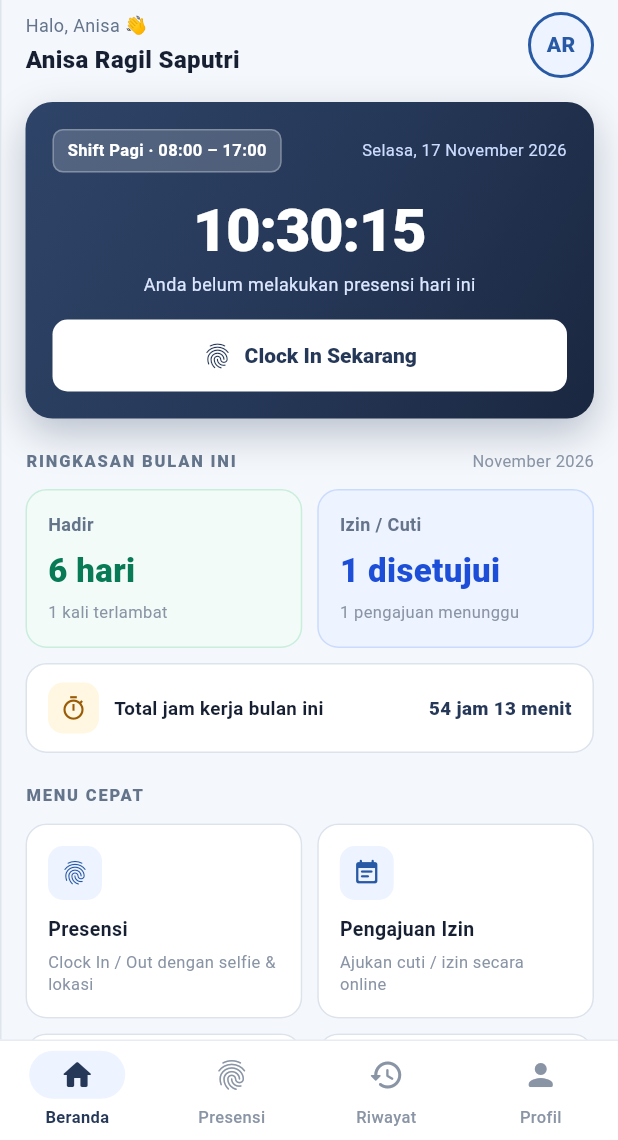
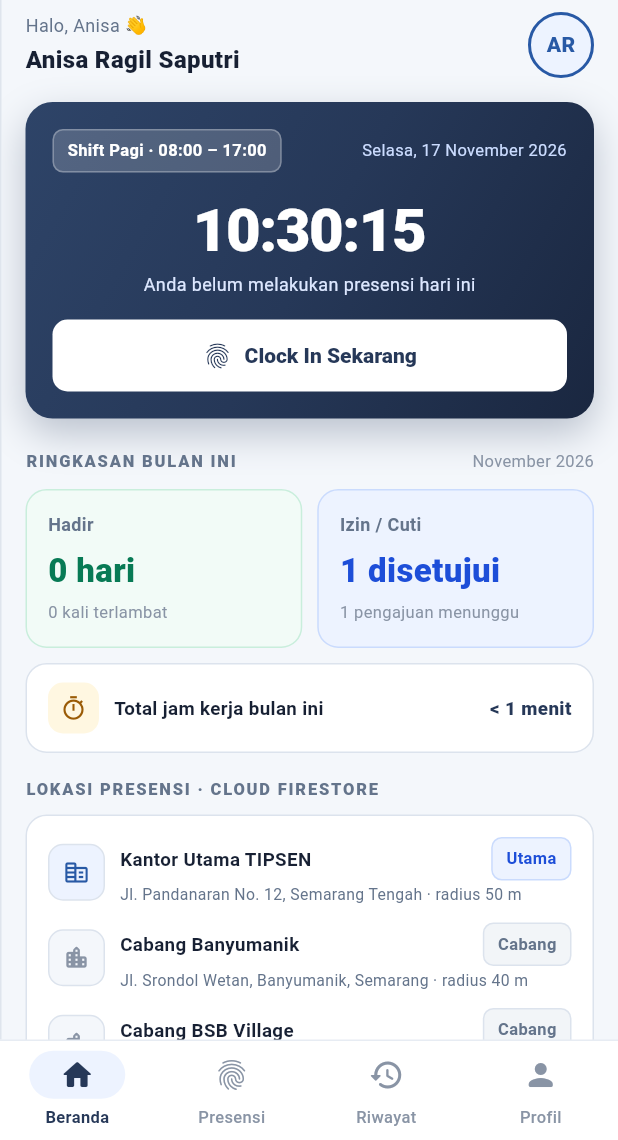
Before and after one commit to ans-ragil/aplikasi_tipsen, a Flutter app: the screen it shows once a user with an empty profile is signed in, after a tap on the "menu" icon, after a tap on "AR", on a phone screen of 412 x 824 dp, the part 96-1236 px from its top. Run offline on Flutter 3.47's test engine with Material 3 defaults, Android fonts, the phone set to English and light mode, and no system bars; our stand-ins replace camera, cloud_firestore, file_picker, firebase_auth, firebase_core, google_fonts and 2 more; missing offline and left inert: dart:js_interop; accounts and stored records are empty; statements that could not run were skipped.

Commit message:
Hubungkan profil, lokasi, dan presensi karyawan ke Firestore — data real-time StreamBuilder dan bertahan setelah refresh

```diff
--- a/lib/screens/beranda_screen.dart
+++ b/lib/screens/beranda_screen.dart
@@ -7,6 +7,7 @@ import 'package:provider/provider.dart';
 import '../core/theme.dart';
 import '../core/widgets.dart';
 import '../models/models.dart';
+import '../services/layanan_firestore.dart';
 import '../state/app_state.dart';
 import 'pengajuan_screen.dart';
 import 'shell_screen.dart';
@@ -135,7 +136,16 @@ class _BerandaScreenState extends State<BerandaScreen> {
                   children: [
                     Expanded(flex: 5, child: hero),
                     const SizedBox(width: 18),
-                    Expanded(flex: 4, child: ringkasan),
+                    Expanded(
+                      flex: 4,
+                      child: Column(
+                        children: [
+                          ringkasan,
+                          const SizedBox(height: 16),
+                          const _KartuLokasiCloud(),
+                        ],
+                      ),
+                    ),
                   ],
                 ),
                 const SizedBox(height: 22),
@@ -174,6 +184,8 @@ class _BerandaScreenState extends State<BerandaScreen> {
               hero,
               const SizedBox(height: 20),
               ringkasan,
+              const SizedBox(height: 16),
+              const _KartuLokasiCloud(),
               const SizedBox(height: 20),
               const SectionLabel('Menu Cepat'),
               const SizedBox(height: 10),
@@ -194,6 +206,151 @@ class _BerandaScreenState extends State<BerandaScreen> {
       case LangkahPresensi.sudahClockOut:
         widget.onBukaRiwayat(RiwayatFilter.hadir);
     }
+  }
+}
+
+// ═══════════════════════════════════════════════════════════════
+// KARTU LOKASI — READ REAL-TIME CLOUD FIRESTORE (MINGGU 10)
+// ═══════════════════════════════════════════════════════════════
+
+/// Daftar lokasi presensi dari collection `lokasi` (master data auto-seed),
+/// dibaca real-time memakai StreamBuilder + .snapshots() — data tetap tampil
+/// setelah browser di-refresh karena sumbernya Cloud Firestore, bukan memori.
+class _KartuLokasiCloud extends StatelessWidget {
+  const _KartuLokasiCloud();
+
+  @override
+  Widget build(BuildContext context) {
+    final app = context.read<AppState>();
+
+    return Column(
+      crossAxisAlignment: CrossAxisAlignment.start,
+      children: [
+        const SectionLabel('Lokasi Presensi · Cloud Firestore'),
+        const SizedBox(height: 8),
+        AppCard(
+          padding: const EdgeInsets.all(14),
+          child: StreamBuilder<List<LokasiKantor>>(
+            stream: app.streamLokasi,
+            builder: (context, snapshot) {
+              // Keadaan 1 — menunggu snapshot pertama.
+              if (snapshot.connectionState == ConnectionState.waiting &&
+                  !snapshot.hasData) {
+                return const Padding(
+                  padding: EdgeInsets.symmetric(vertical: 18),
+                  child: Center(
+                    child: SizedBox(
+                      width: 22,
+                      height: 22,
+                      child: CircularProgressIndicator(
+                          strokeWidth: 2.2, color: T.navy),
+                    ),
+                  ),
+                );
+              }
+
+              // Keadaan 2 — kesalahan (Rules menolak / koneksi terputus).
+              if (snapshot.hasError) {
+                return const Row(
+                  children: [
+                    Icon(Icons.cloud_off_rounded, size: 18, color: T.amber),
+                    SizedBox(width: 8),
+                    Expanded(
+                      child: Text(
+                        'Data lokasi belum dapat dimuat. Periksa koneksi atau '
+                        'Security Rules Firestore.',
+                        style: TextStyle(fontSize: 11, color: T.textSecondary),
+                      ),
+                    ),
+                  ],
+                );
+              }
+
+              final daftar = snapshot.data ?? const <LokasiKantor>[];
+
+              // Keadaan 3 — data kosong.
+              if (daftar.isEmpty) {
+                return const Text('Belum ada lokasi presensi terdaftar.',
+                    style: TextStyle(fontSize: 11, color: T.textSecondary));
+              }
+
+              return Column(
+                children: [
+                  for (var i = 0; i < daftar.length; i++) ...[
+                    if (i > 0) const SizedBox(height: 10),
+                    _BarisLokasi(lokasi: daftar[i]),
+                  ],
+                ],
+              );
+            },
+          ),
+        ),
+      ],
+    );
+  }
+}
+
+/// Satu baris lokasi kantor pada kartu lokasi.
+class _BarisLokasi extends StatelessWidget {
+  const _BarisLokasi({required this.lokasi});
+
+  final LokasiKantor lokasi;
+
+  @override
+  Widget build(BuildContext context) {
+    return Row(
+      children: [
+        Container(
+          width: 38,
+          height: 38,
+          decoration: BoxDecoration(
+            color: lokasi.utama ? T.blueBg : T.canvas,
+            borderRadius: BorderRadius.circular(T.rMd),
+            border: Border.all(color: T.border),
+          ),
+          child: Icon(
+            lokasi.utama
+                ? Icons.corporate_fare_rounded
+                : Icons.location_city_rounded,
+            size: 18,
+            color: lokasi.utama ? T.accent : T.textMuted,
+          ),
+        ),
+        const SizedBox(width: 10),
+        Expanded(
+          child: Column(
+            crossAxisAlignment: CrossAxisAlignment.start,
+            children: [
+              Row(
+                children: [
+                  Expanded(
+                    child: Text(lokasi.nama,
+                        maxLines: 1,
+                        overflow: TextOverflow.ellipsis,
+                        style: const TextStyle(
+                            fontSize: 12.5, fontWeight: FontWeight.w700)),
+                  ),
+                  const SizedBox(width: 6),
+                  AppBadge(
+                    lokasi.utama ? 'Utama' : 'Cabang',
+                    tone:
+                        lokasi.utama ? AppBadgeTone.blue : AppBadgeTone.slate,
+                  ),
+                ],
+              ),
+              const SizedBox(height: 2),
+              Text(
+                '${lokasi.alamat} · radius ${lokasi.radiusMeter} m',
+                maxLines: 1,
+                overflow: TextOverflow.ellipsis,
+                style:
+                    const TextStyle(fontSize: 10.5, color: T.textSecondary),
+              ),
+            ],
+          ),
+        ),
+      ],
+    );
   }
 }
 
--- a/lib/state/app_state.dart
+++ b/lib/state/app_state.dart
@@ -7,6 +7,7 @@ import 'package:flutter/material.dart';
 import 'package:shared_preferences/shared_preferences.dart';
 
 import '../models/models.dart';
+import '../services/layanan_firestore.dart';
 import '../utils/validasi_auth.dart';
 
 /// Keadaan sesi pengguna.
@@ -65,9 +66,19 @@ class RekapKaryawan {
 /// terlihat karyawan. Seluruh data disimpan di penyimpanan lokal browser
 /// (bertahan setelah refresh) dan siap dipindahkan ke Firestore nanti.
 class AppState extends ChangeNotifier {
-  AppState() {
+  AppState() : layanan = buatLayananTipsen() {
     _seed();
   }
+
+  /// Layanan data (Firestore produksi / memori untuk uji widget).
+  final LayananTipsen layanan;
+
+  /// UID pengguna Firebase yang sedang login (null bila belum login).
+  String? _uid;
+
+  /// Langganan data real-time Firestore — aktif hanya saat login.
+  StreamSubscription<List<Presensi>>? _langgananPresensi;
+  StreamSubscription<List<LokasiKantor>>? _langgananLokasi;
 
   static const _kunciSimpan = 'tipsen.data.v2';
   static const _kunciFoto = 'tipsen.foto.v1';
@@ -212,6 +223,17 @@ class AppState extends ChangeNotifier {
   List<PengajuanIzin> get pengajuan => List.unmodifiable(_pengajuan);
   List<KaryawanAdmin> get karyawanAdmin => List.unmodifiable(_karyawan);
 
+  // ── Stream Cloud Firestore (Minggu 10) ───────────────────────
+
+  /// Daftar lokasi kantor dari collection `lokasi` — real-time via
+  /// StreamBuilder di Beranda. Dibuat sekali agar StreamBuilder tidak
+  /// berlangganan ulang setiap rebuild.
+  late final Stream<List<LokasiKantor>> streamLokasi = layanan.streamLokasi();
+
+  /// Presensi milik pengguna yang sedang login (Read real-time per user).
+  Stream<List<Presensi>> streamPresensiSaya() =>
+      layanan.streamPresensiSaya(_uid ?? '');
+
   // ════════════════════════════════════════════════════════════
   // INISIALISASI & PENYIMPANAN
   // ════════════════════════════════════════════════════════════
@@ -252,6 +274,11 @@ class AppState extends ChangeNotifier {
     if (pengguna == null) {
       sesi = SesiStatus.belumLogin;
       peran = PeranAkun.karyawan;
+      _uid = null;
+      _langgananPresensi?.cancel();
+      _langgananPresensi = null;
+      _langgananLokasi?.cancel();
+      _langgananLokasi = null;
     } else {
       final email = pengguna.email ?? '';
       // Pakai profil hasil daftar bila ada, agar nama dari form tidak hilang.
@@ -266,9 +293,50 @@ class AppState extends ChangeNotifier {
       sesi = SesiStatus.sudahLogin;
       fotoSelfie = null;
       selfieSimulasi = false;
+      // Minggu 10 — aktifkan sinkronisasi Cloud Firestore untuk pengguna ini:
+      // simpan profil (users), auto-seed lokasi, dan dengarkan data real-time.
+      _uid = pengguna.uid;
+      unawaited(_mulaiSinkronCloud(pengguna, namaDaftar: tunda?.nama));
     }
     siap = true;
     notifyListeners();
+  }
+
+  /// Sinkronisasi Cloud Firestore (Minggu 10 — Create & Read).
+  ///
+  /// 1. Create profil pengguna ke collection `users` (bila belum ada).
+  /// 2. Auto-seed master lokasi (WriteBatch) bila collection kosong.
+  /// 3. Read real-time: presensi milik pengguna + daftar lokasi.
+  Future<void> _mulaiSinkronCloud(User pengguna, {String? namaDaftar}) async {
+    final uid = pengguna.uid;
+    final email = pengguna.email ?? '';
+    try {
+      await layanan.simpanPengguna(
+        uid: uid,
+        email: email,
+        namaLengkap: namaDaftar,
+        peran: _adalahAdmin(email) ? 'admin' : 'karyawan',
+      );
+      await layanan.isiLokasiAwalJikaKosong();
+    } catch (_) {
+      // Cloud belum siap (database belum dibuat / Rules belum dipublikasi) —
+      // aplikasi tetap berjalan; stream di bawah akan mencoba lagi saat
+      // snapshot berikutnya.
+    }
+
+    _langgananPresensi?.cancel();
+    _langgananPresensi = layanan.streamPresensiSaya(uid).listen((daftar) {
+      // Data riwayat kini berasal dari cloud — bertahan setelah refresh.
+      _riwayat
+        ..clear()
+        ..addAll(daftar);
+      notifyListeners();
+    }, onError: (_) {});
+
+    _langgananLokasi?.cancel();
+    _langgananLokasi = layanan.streamLokasi().listen((_) {
+      notifyListeners();
+    }, onError: (_) {});
   }
 
   void _simpan() {
@@ -313,6 +381,8 @@ class AppState extends ChangeNotifier {
   @override
   void dispose() {
     _langgananAuth?.cancel();
+    _langgananPresensi?.cancel();
+    _langgananLokasi?.cancel();
     super.dispose();
   }
 
@@ -534,8 +604,11 @@ class AppState extends ChangeNotifier {
         ? StatusPresensi.wfh
         : (telat ? StatusPresensi.terlambat : StatusPresensi.hadir);
 
+    // Minggu 10 — doc ID cloud = uid_tanggal, sehingga satu dokumen per
+    // pengguna per hari (bentuk pertama pencegahan presensi ganda).
+    final uid = _uid;
     final catatan = Presensi(
-      id: 'P-${_seq++}',
+      id: uid != null ? idDokumenPresensi(uid, sekarang) : 'P-${_seq++}',
       tanggal: sekarang,
       status: status,
       lokasiNama: dalamRadius ? geofence.namaKantor : 'WFH / luar radius',
@@ -556,8 +629,22 @@ class AppState extends ChangeNotifier {
     _riwayat.insert(0, catatan);
     _catatKePortalHC(catatan);
     _simpan();
+    // Minggu 10 — Create dokumen presensi ke Cloud Firestore. UI sudah
+    // diperbarui lokal lebih dulu; stream snapshot akan mengonfirmasi.
+    if (uid != null) {
+      unawaited(_tulisPresensiCloud(catatan, uid));
+    }
     notifyListeners();
     return catatan;
+  }
+
+  Future<void> _tulisPresensiCloud(Presensi catatan, String uid) async {
+    try {
+      await layanan.tambahPresensi(catatan, uid);
+    } catch (_) {
+      // Bila cloud menolak (mis. presensi ganda), data lokal tetap dipakai
+      // agar sesi tidak terputus; pesan diserahkan ke verifikasi Console.
+    }
   }
 
   /// Catat Clock Out pada catatan hari ini (riwayat ikut diperbarui).
@@ -569,8 +656,22 @@ class AppState extends ChangeNotifier {
     _riwayat[i] = baru;
     _catatKePortalHC(baru);
     _simpan();
+    // Minggu 10 — perbarui jam pulang pada dokumen presensi hari yang sama
+    // (satu-satunya penulisan di luar Create; materi Update disentuh awal).
+    final uid = _uid;
+    if (uid != null) {
+      unawaited(_perbaruiClockOutCloud(baru.id, jam));
+    }
     notifyListeners();
     return baru;
+  }
+
+  Future<void> _perbaruiClockOutCloud(String idDokumen, String jam) async {
+    try {
+      await layanan.simpanClockOut(idDokumen, jam);
+    } catch (_) {
+      // Cloud tidak tersedia — jam pulang tetap tersimpan lokal.
+    }
   }
 
   /// Sinkronkan presensi karyawan ke data portal HC.
```
Also changed, not shown: 1 other file.
